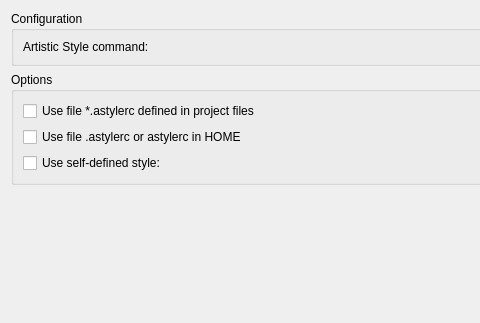
First picture: the form in src/plugins/beautifier/artisticstyle/artisticstyleoptionspage.ui, repository qt-creator/qt-creator, before the edit; both pictures show x 0 to 480 and y 0 to 323 of the 817 by 631 pixel window.
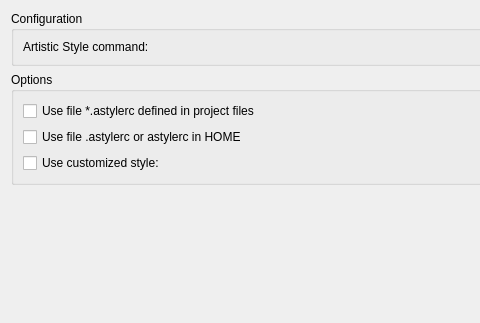
Second picture: the form after the edit. Custom widgets are drawn as their Qt base class.

```diff
--- a/src/plugins/beautifier/artisticstyle/artisticstyleoptionspage.ui
+++ b/src/plugins/beautifier/artisticstyle/artisticstyleoptionspage.ui
@@ -58,7 +58,7 @@
         <item>
          <widget class="QCheckBox" name="useCustomStyle">
           <property name="text">
-           <string>Use self-defined style:</string>
+           <string>Use customized style:</string>
           </property>
          </widget>
         </item>
```
